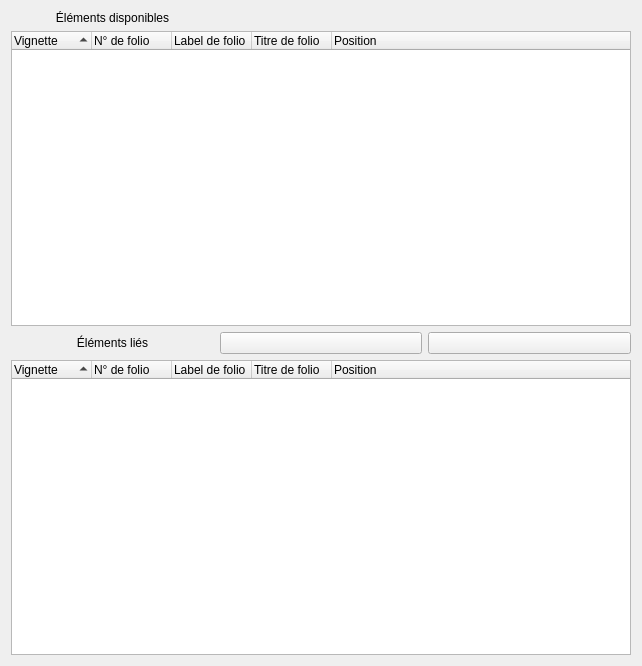
Before: the Qt Designer form sources/ui/masterpropertieswidget.ui in qelectrotech/qelectrotech-source-mirror, drawn with Qt 5.
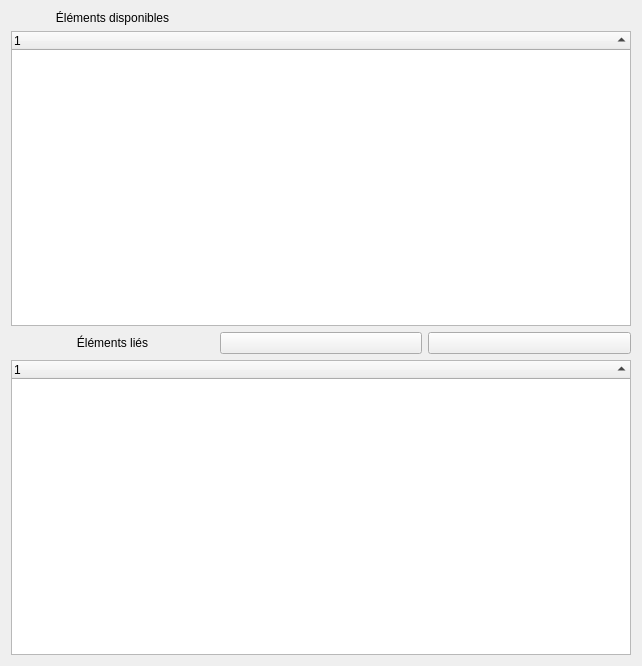
After: the same form once the commit is applied. Icons and pictures are not drawn.

Commit message: Switch the header label : Folio label or Folio number, according to the curent settings of qet

The edit to the form file:
```diff
--- a/sources/ui/masterpropertieswidget.ui
+++ b/sources/ui/masterpropertieswidget.ui
@@ -68,31 +68,6 @@
      <attribute name="headerStretchLastSection">
       <bool>true</bool>
      </attribute>
-     <column>
-      <property name="text">
-       <string>Vignette</string>
-      </property>
-     </column>
-     <column>
-      <property name="text">
-       <string>N° de folio</string>
-      </property>
-     </column>
-     <column>
-      <property name="text">
-       <string>Label de folio</string>
-      </property>
-     </column>
-     <column>
-      <property name="text">
-       <string>Titre de folio</string>
-      </property>
-     </column>
-     <column>
-      <property name="text">
-       <string>Position</string>
-      </property>
-     </column>
     </widget>
    </item>
    <item row="1" column="2" colspan="3">
@@ -130,31 +105,6 @@
      <attribute name="headerStretchLastSection">
       <bool>true</bool>
      </attribute>
-     <column>
-      <property name="text">
-       <string>Vignette</string>
-      </property>
-     </column>
-     <column>
-      <property name="text">
-       <string>N° de folio</string>
-      </property>
-     </column>
-     <column>
-      <property name="text">
-       <string>Label de folio</string>
-      </property>
-     </column>
-     <column>
-      <property name="text">
-       <string>Titre de folio</string>
-      </property>
-     </column>
-     <column>
-      <property name="text">
-       <string>Position</string>
-      </property>
-     </column>
     </widget>
    </item>
    <item row="0" column="2">
```
The commit also changes 1 other file.
